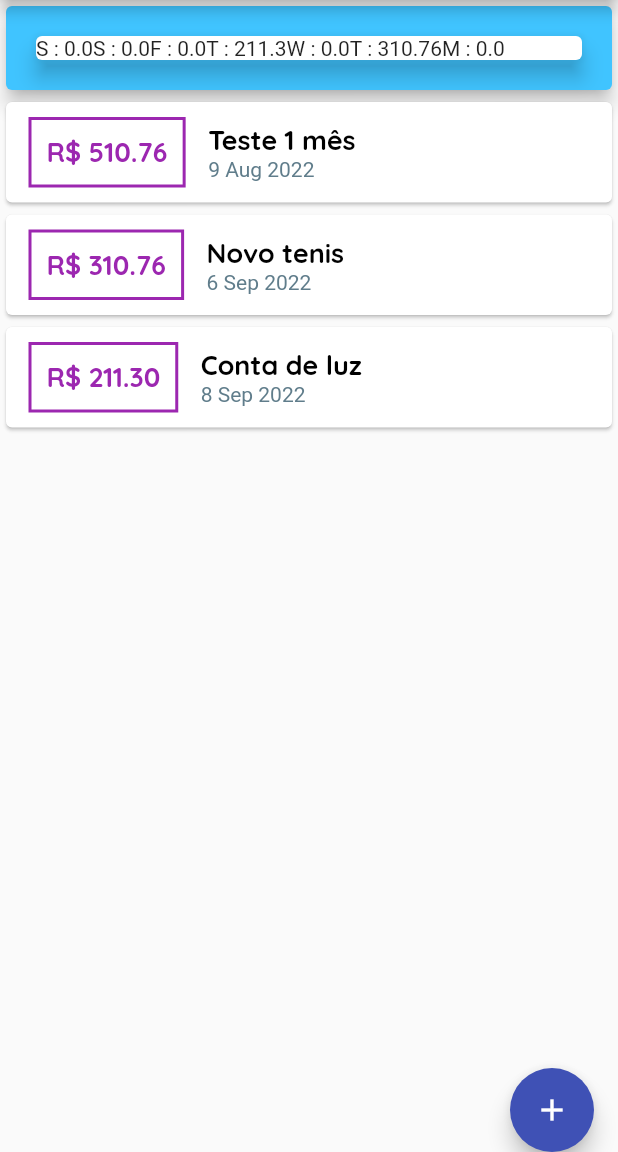
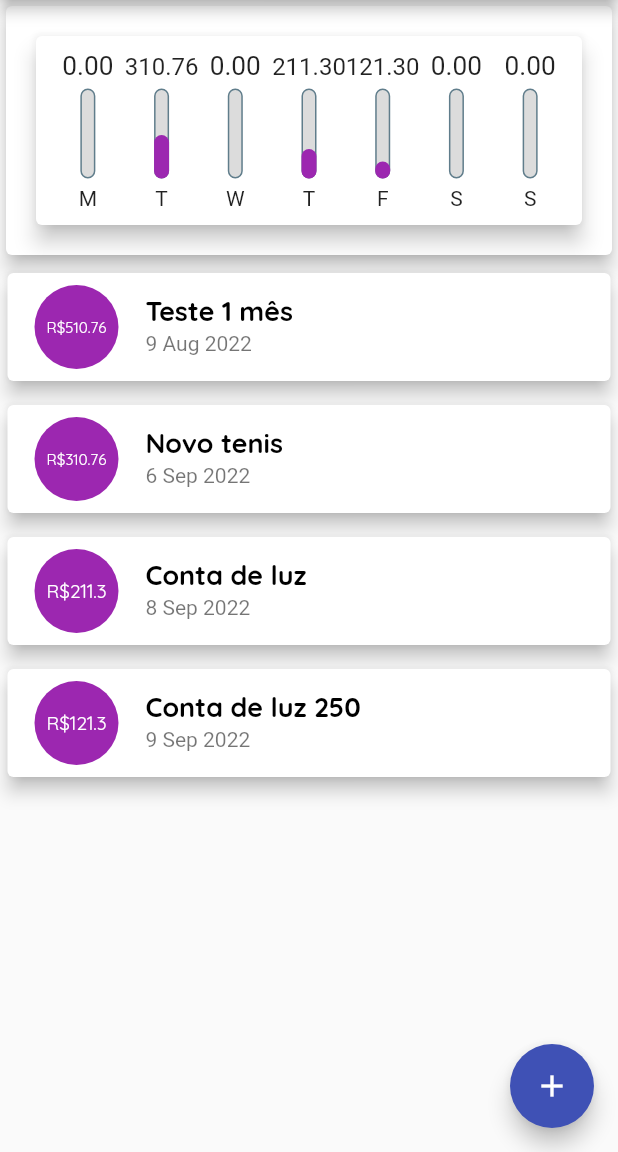
Before and after one commit to RFBruno/flutter-finmanager, a Flutter app: the screen it shows after launch, on a phone screen of 412 x 824 dp, the part 84-1236 px from its top. Run offline on Flutter 3.47's test engine with Material 2 defaults, Android fonts, the phone set to English and light mode, and no system bars.

Commit message:
chart_bar, listtile, flexible

```diff
--- a/lib/components/chart.dart
+++ b/lib/components/chart.dart
@@ -1,3 +1,4 @@
+import 'package:finmanager/components/chart_bar.dart';
 import 'package:finmanager/models/transction.dart';
 import 'package:flutter/material.dart';
 import 'package:flutter/src/foundation/key.dart';
@@ -11,7 +12,6 @@ class Chart extends StatelessWidget {
 
   List<Map<String, Object>> get groupedTransactions {
     return List.generate(7, (index) {
-
       final weekDay = DateTime.now().subtract(Duration(days: index));
 
       double totalSum = 0;
@@ -21,7 +21,7 @@ class Chart extends StatelessWidget {
         bool sameMonth = element.date.month == weekDay.month;
         bool sameYear = element.date.year == weekDay.year;
 
-        if(sameDay && sameMonth && sameYear){
+        if (sameDay && sameMonth && sameYear) {
           totalSum += element.value;
         }
       }
@@ -35,6 +35,12 @@ class Chart extends StatelessWidget {
         'day': DateFormat.E().format(weekDay)[0],
         'value': totalSum,
       };
+    }).reversed.toList();
+  }
+
+  double get _weekTotalValue {
+    return groupedTransactions.fold(0.0, (sum, el){
+      return sum + (el['value'] as double);
     });
   }
 
@@ -43,10 +49,21 @@ class Chart extends StatelessWidget {
     return Card(
       elevation: 6,
       margin: EdgeInsets.all(20),
-      child: Row(
-        children: groupedTransactions.map((el) {
-            return Text("${el['day']} : ${el['value']}");
-          }).toList()
+      child: Padding(
+        padding: const EdgeInsets.all(10.0),
+        child: Row(
+            mainAxisAlignment: MainAxisAlignment.spaceAround,
+            children: groupedTransactions.map((el) {
+              // return Text("${el['day']} : ${el['value']}");
+              return Flexible(
+                fit: FlexFit.tight,
+                child: ChartBar(
+                  label: el['day'].toString(),
+                  value: double.parse(el['value'].toString()),
+                  percentage: (el['value'] as double) / _weekTotalValue,
+                ),
+              );
+            }).toList()),
       ),
     );
   }
--- /dev/null
+++ b/lib/components/chart_bar.dart
@@ -0,0 +1,58 @@
+import 'package:flutter/cupertino.dart';
+import 'package:flutter/material.dart';
+
+class ChartBar extends StatelessWidget {
+  final String label;
+  final double value;
+  final double percentage;
+
+  ChartBar(
+      {required this.label, required this.value, required this.percentage});
+
+  @override
+  Widget build(BuildContext context) {
+    return Column(
+      children: [
+        SizedBox(
+          height: 20,
+          child: FittedBox(
+            child: Text('${value.toStringAsFixed(2)}'),
+          ),
+        ),
+        const SizedBox(
+          height: 5,
+        ),
+        SizedBox(
+          height: 60,
+          width: 10,
+          child: Stack(
+            alignment: Alignment.bottomCenter,
+            children: [
+              Container(
+                decoration: BoxDecoration(
+                    border: Border.all(
+                      width: 1,
+                      color: Colors.blueGrey,
+                    ),
+                    color: Color.fromRGBO(220, 220, 220, 1),
+                    borderRadius: BorderRadius.circular(5)),
+              ),
+              FractionallySizedBox(
+                heightFactor: percentage,
+                child: Container(
+                  decoration: BoxDecoration(
+                      color: Theme.of(context).colorScheme.primary,
+                      borderRadius: BorderRadius.circular(5)),
+                ),
+              )
+            ],
+          ),
+        ),
+        const SizedBox(
+          height: 5,
+        ),
+        Text(label),
+      ],
+    );
+  }
+}
--- a/lib/components/transaction_list.dart
+++ b/lib/components/transaction_list.dart
@@ -17,12 +17,16 @@ class TransactionList extends StatelessWidget {
       child: transactions.isEmpty
           ? Column(
               children: [
-                const SizedBox(height: 25,),
+                const SizedBox(
+                  height: 25,
+                ),
                 Text(
                   'Nenhuma transação cadastrada !',
                   style: Theme.of(context).textTheme.headline6,
                 ),
-                const SizedBox(height: 40,),
+                const SizedBox(
+                  height: 40,
+                ),
                 Expanded(
                   child: Image.asset('assets/images/waiting.png'),
                 )
@@ -33,38 +37,28 @@ class TransactionList extends StatelessWidget {
               itemBuilder: (context, index) {
                 final el = transactions[index];
                 return Card(
-                  child: Row(
-                    mainAxisAlignment: MainAxisAlignment.start,
-                    children: [
-                      Container(
-                        margin: const EdgeInsets.symmetric(
-                          vertical: 10,
-                          horizontal: 15,
-                        ),
-                        decoration: BoxDecoration(
-                          border: Border.all(
-                            color: Theme.of(context).colorScheme.primary,
-                            width: 2,
+                  elevation: 5,
+                  margin:
+                      const EdgeInsets.symmetric(vertical: 8, horizontal: 5),
+                  child: ListTile(
+                    leading: CircleAvatar(
+                      backgroundColor: Theme.of(context).colorScheme.primary,
+                      radius: 30,
+                      child: Padding(
+                        padding: const EdgeInsets.all(10.0),
+                        child: FittedBox(
+                          child: Text(
+                            'R\$${el.value}',
+                            style: Theme.of(context).textTheme.headline4
                           ),
                         ),
-                        padding: const EdgeInsets.all(10),
-                        child: Text('R\$ ${el.value.toStringAsFixed(2)}',
-                            style: Theme.of(context).textTheme.headline6),
                       ),
-                      Column(
-                        crossAxisAlignment: CrossAxisAlignment.start,
-                        children: [
-                          Text(
-                            el.title,
-                            style: Theme.of(context).textTheme.headline5,
-                          ),
-                          Text(
-                            DateFormat('d MMM y').format(el.date),
-                            style: const TextStyle(color: Colors.blueGrey),
-                          )
-                        ],
-                      )
-                    ],
+                    ),
+                    title: Text(
+                      el.title,
+                      style: Theme.of(context).textTheme.headline5,
+                    ),
+                    subtitle: Text(DateFormat('d MMM y').format(el.date)),
                   ),
                 );
               }),
--- a/lib/main.dart
+++ b/lib/main.dart
@@ -37,6 +37,11 @@ class myApp extends StatelessWidget {
             fontWeight: FontWeight.bold,
             color: Colors.black,
           ),
+          headline4: const TextStyle(
+            fontFamily: 'Quicksand',
+            color: Colors.white,
+          ),
+
         ),
         appBarTheme: const AppBarTheme(
           titleTextStyle: TextStyle(
@@ -76,6 +81,13 @@ class _MyHomePageState extends State<MyHomePage> {
       title: 'Conta de luz',
       value: 211.30,
       date: DateTime.now().subtract(Duration(days: 3)),
+    ),
+
+    Transaction(
+      id: 't2',
+      title: 'Conta de luz 250',
+      value: 121.30,
+      date: DateTime.now().subtract(Duration(days: 2)),
     ),
   ];
 
@@ -131,7 +143,6 @@ class _MyHomePageState extends State<MyHomePage> {
           children: [
             Container(
               child: Card(
-                color: Colors.lightBlueAccent,
                 elevation: 5,
                 child: Chart(_recentTransactions),
               ),
@@ -148,7 +159,7 @@ class _MyHomePageState extends State<MyHomePage> {
         onPressed: () => _openTransactionFormModal(context),
         child: const Icon(Icons.add),
       ),
-      floatingActionButtonLocation: FloatingActionButtonLocation.endDocked,
+      floatingActionButtonLocation: FloatingActionButtonLocation.endFloat,
     );
   }
 }
```
